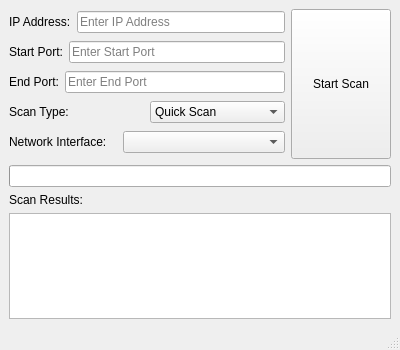
Old version of the form qt/portscannerwindow.ui in the repository JJLibra/XScanner.
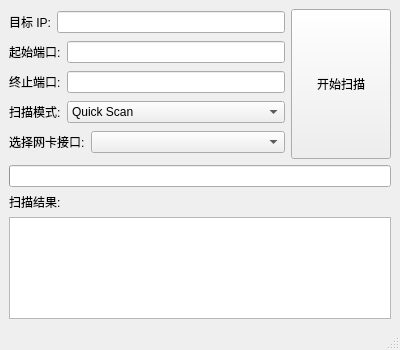
New version of the form.

Diff of the .ui file:
```diff
--- a/qt/portscannerwindow.ui
+++ b/qt/portscannerwindow.ui
@@ -24,14 +24,14 @@
           <item>
            <widget class="QLabel">
             <property name="text">
-             <string>IP Address:</string>
+             <string>目标 IP:</string>
             </property>
            </widget>
           </item>
           <item>
            <widget class="QLineEdit" name="ipLineEdit">
             <property name="placeholderText">
-             <string>Enter IP Address</string>
+             <string></string>
             </property>
            </widget>
           </item>
@@ -42,14 +42,14 @@
           <item>
            <widget class="QLabel">
             <property name="text">
-             <string>Start Port:</string>
+             <string>起始端口:</string>
             </property>
            </widget>
           </item>
           <item>
            <widget class="QLineEdit" name="startPortLineEdit">
             <property name="placeholderText">
-             <string>Enter Start Port</string>
+             <string></string>
             </property>
            </widget>
           </item>
@@ -60,14 +60,14 @@
           <item>
            <widget class="QLabel">
             <property name="text">
-             <string>End Port:</string>
+             <string>终止端口:</string>
             </property>
            </widget>
           </item>
           <item>
            <widget class="QLineEdit" name="endPortLineEdit">
             <property name="placeholderText">
-             <string>Enter End Port</string>
+             <string></string>
             </property>
            </widget>
           </item>
@@ -78,12 +78,21 @@
           <item>
            <widget class="QLabel">
             <property name="text">
-             <string>Scan Type:</string>
+             <string>扫描模式:</string>
             </property>
            </widget>
           </item>
           <item>
            <widget class="QComboBox" name="scanTypeComboBox">
+            <property name="sizePolicy">
+             <sizepolicy hsizetype="Expanding" vsizetype="Fixed">
+              <horstretch>0</horstretch>
+              <verstretch>0</verstretch>
+             </sizepolicy>
+            </property>
+            <property name="minimumWidth">
+             <number>150</number>
+            </property>
             <item>
              <property name="text">
               <string>Quick Scan</string>
@@ -128,14 +137,23 @@
           <item>
            <widget class="QLabel">
             <property name="text">
-             <string>Network Interface:</string>
+             <string>选择网卡接口:</string>
             </property>
            </widget>
           </item>
           <item>
            <widget class="QComboBox" name="interfaceComboBox">
+            <property name="sizePolicy">
+             <sizepolicy hsizetype="Expanding" vsizetype="Fixed">
+              <horstretch>0</horstretch>
+              <verstretch>0</verstretch>
+             </sizepolicy>
+            </property>
+            <property name="minimumWidth">
+             <number>150</number>
+            </property>
             <property name="placeholderText">
-             <string>Select Network Interface</string>
+             <string>Optional</string>
             </property>
            </widget>
           </item>
@@ -146,7 +164,7 @@
       <item>
        <widget class="QPushButton" name="startButton">
         <property name="text">
-         <string>Start Scan</string>
+         <string>开始扫描</string>
         </property>
         <property name="sizePolicy">
          <sizepolicy hsizetype="Preferred" vsizetype="Preferred">
@@ -172,7 +190,7 @@
       <item>
        <widget class="QLabel">
         <property name="text">
-         <string>Scan Results:</string>
+         <string>扫描结果:</string>
         </property>
        </widget>
       </item>
```
